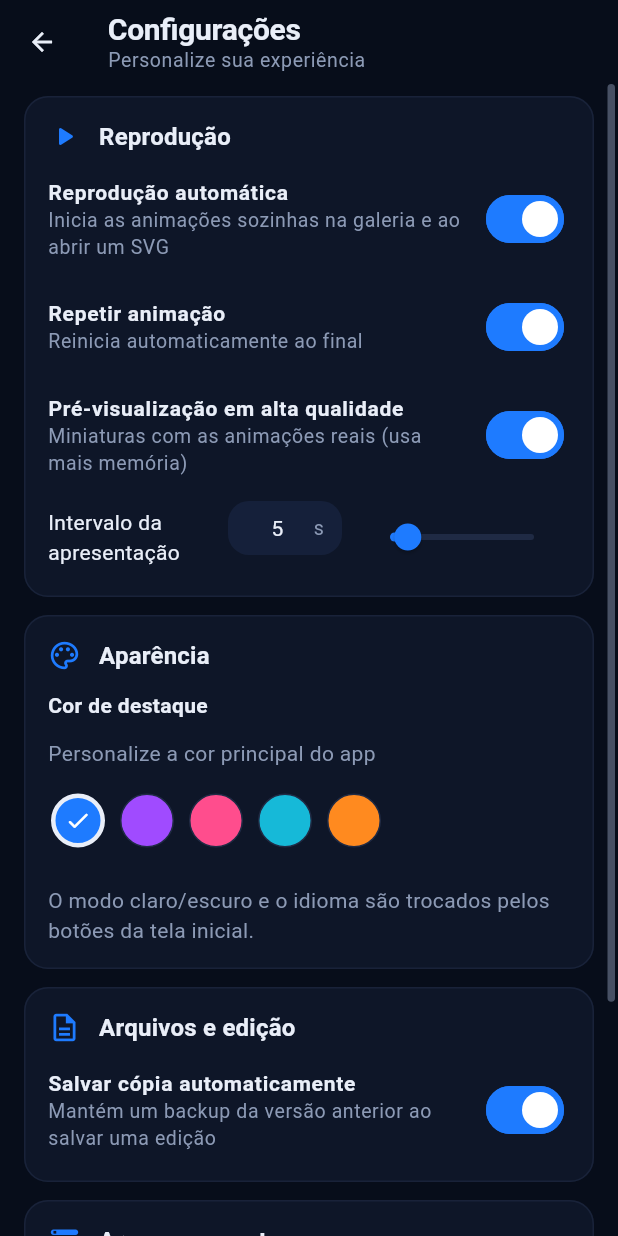
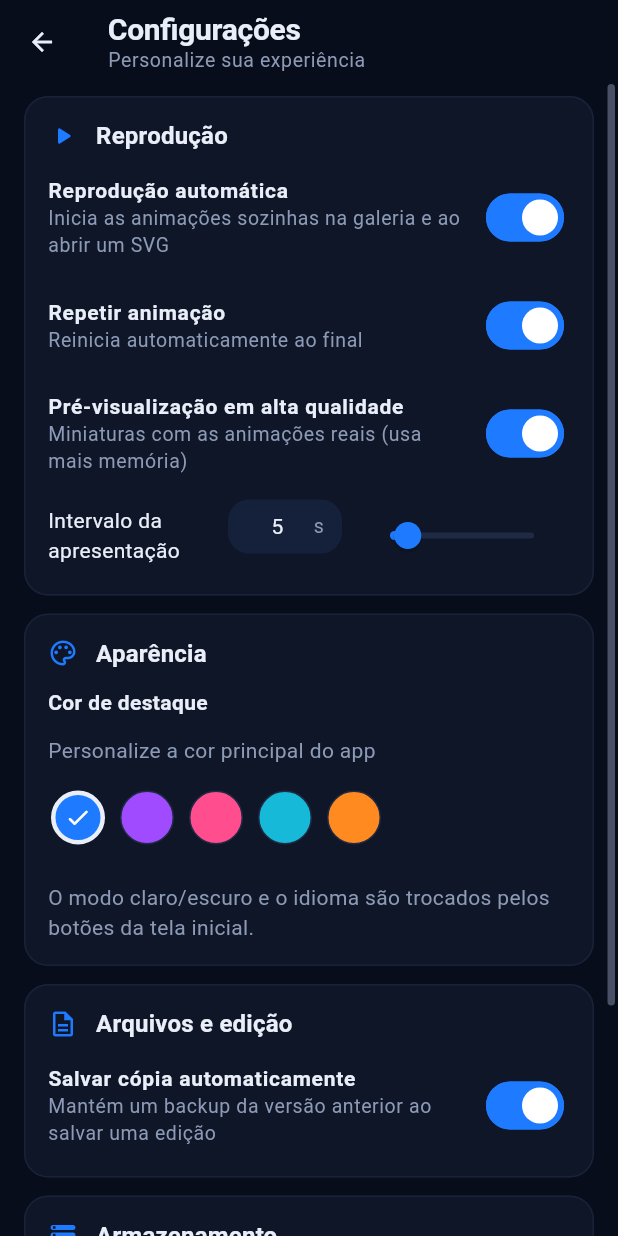
Before and after one commit to lianeheidemann/svg-motion-gallery, a Flutter app: the SettingsScreen screen opened directly, on a phone screen of 412 x 824 dp. Run offline on Flutter 3.47's test engine with Material 3 defaults, Android fonts, the phone set to English and light mode, and no system bars; our stand-ins replace file_picker, flutter_svg, share_plus, shared_preferences, web, webview_flutter; missing offline and left inert: dart:js_interop; accounts and stored records are empty; generated files the repository leaves out were written again.

Commit message:
Standardize interface component sizing

```diff
--- a/packages/design_system/lib/src/widgets/section_card.dart
+++ b/packages/design_system/lib/src/widgets/section_card.dart
@@ -33,23 +33,27 @@ class SectionCard extends StatelessWidget {
           mainAxisSize: MainAxisSize.min,
           children: [
             if (title != null) ...[
-              Row(
+              SizedBox(
+                minHeight: AppSizes.compactControlHeight,
+                child: Row(
                   children: [
                     if (icon != null) ...[
-                    Icon(icon, color: theme.colorScheme.primary, size: 22),
+                      Icon(
+                        icon,
+                        color: theme.colorScheme.primary,
+                        size: AppSizes.cardIcon,
+                      ),
                       const SizedBox(width: AppSpacing.md),
                     ],
                     Expanded(
                       child: Semantics(
                         header: true,
-                      child: Text(
-                        title!,
-                        style: theme.textTheme.titleMedium?.copyWith(fontWeight: FontWeight.w700),
-                      ),
+                        child: Text(title!, style: theme.textTheme.titleMedium),
                       ),
                     ),
                     ?trailing,
                   ],
+                ),
               ),
               SizedBox(height: spacing),
             ],
```
Lines whose indentation alone changed are shown as unchanged.
